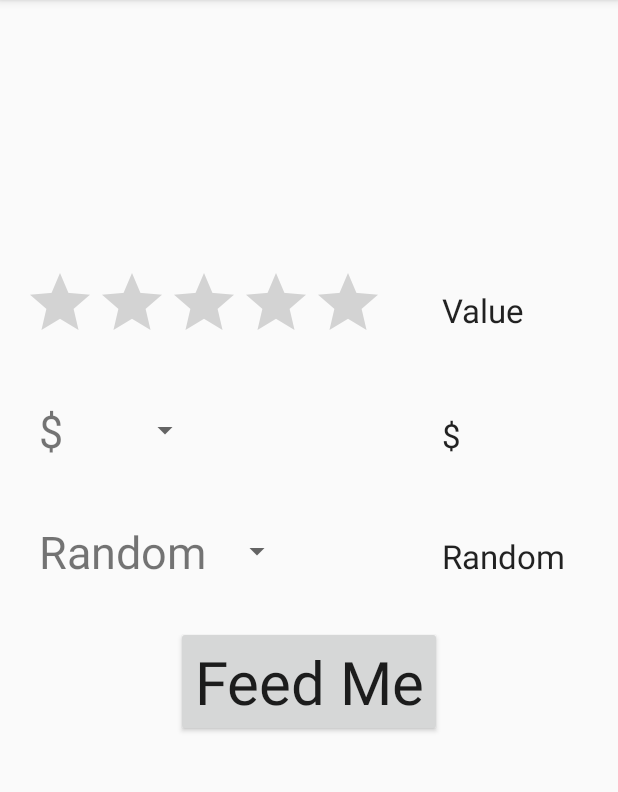
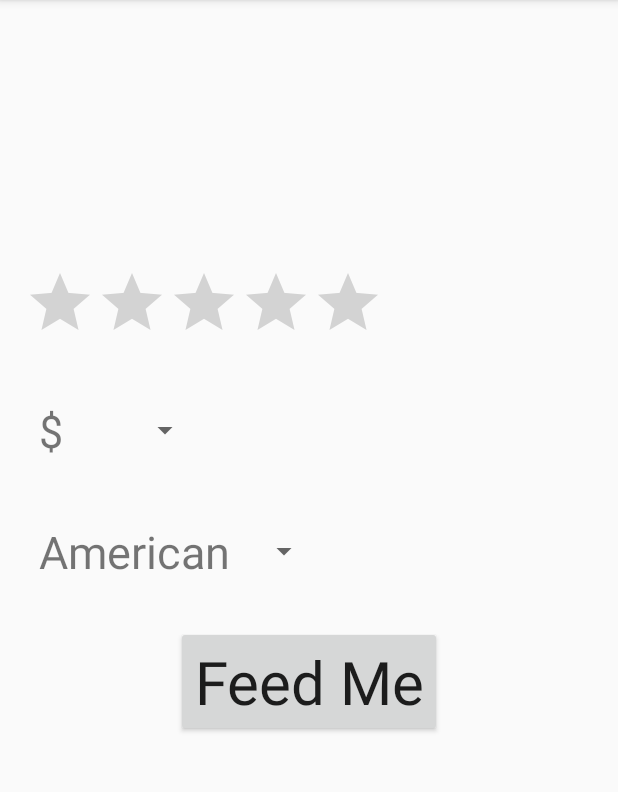
Before and after one commit to antibalas/Nosh, an Android app: the screen it shows after launch (MainActivity), on a phone screen of 412 x 824 dp, the part 84-876 px from its top. Run offline under Robolectric (Android 15) with nearby library versions, the phone set to English and light mode, and no system bars; libraries missing offline, so code that uses them is left out: com.uber.sdk; 1 statement that could not run was skipped.

Commit message:
Got rid of unecessary/repetative stuff in MainActivity

```diff
--- a/NoshApp/app/build.gradle
+++ b/NoshApp/app/build.gradle
@@ -2,7 +2,7 @@ apply plugin: 'com.android.application'
 
 android {
     compileSdkVersion 23
-    buildToolsVersion "23.0.2"
+    buildToolsVersion '25'
 
     defaultConfig {
         applicationId "com.jkapps.android.noshapp"
--- a/NoshApp/app/src/main/java/com/jkapps/android/noshapp/MainActivity.java
+++ b/NoshApp/app/src/main/java/com/jkapps/android/noshapp/MainActivity.java
@@ -87,64 +87,7 @@ public class MainActivity extends AppCompatActivity implements
         super.onCreate(savedInstanceState);
         setContentView(R.layout.activity_main);
        // testYelpBiz();
-
-        listenerForRatingBar();
-        listenerForDollarSpinner();
-        listenerForCategorySpinner();
-
         OnFeedMe();
-    }
-
-
-    // Stuff for MainActivity UI
-    RatingBar rating;
-    TextView rating_param;
-    public void listenerForRatingBar(){
-        rating = (RatingBar) findViewById(R.id.ratingBar);
-        rating_param = (TextView) findViewById(R.id.textView);
-
-        rating.setOnRatingBarChangeListener(
-                new RatingBar.OnRatingBarChangeListener(){
-                    @Override
-                    public void onRatingChanged(RatingBar ratingBar, float rating, boolean fromUser) {
-                        rating_param.setText(String.valueOf(rating));
-                    }
-                }
-        );
-    }
-
-    Spinner dollars;
-    TextView dollar_param;
-    public void listenerForDollarSpinner(){
-        dollars = (Spinner) findViewById(R.id.spinner);
-        dollar_param = (TextView) findViewById(R.id.textView2);
-
-        dollars.setOnItemSelectedListener(new AdapterView.OnItemSelectedListener() {
-            @Override
-            public void onItemSelected(AdapterView<?> parent, View view, int position, long id) {
-                dollar_param.setText(dollars.getSelectedItem().toString());
-            }
-            @Override
-            public void onNothingSelected(AdapterView<?> parent) {
-            }
-        });
-    }
-
-    Spinner categories;
-    TextView category_param;
-    public void listenerForCategorySpinner(){
-        categories = (Spinner) findViewById(R.id.spinner2);
-        category_param = (TextView) findViewById(R.id.textView3);
-
-        categories.setOnItemSelectedListener(new AdapterView.OnItemSelectedListener() {
-            @Override
-            public void onItemSelected(AdapterView<?> parent, View view, int position, long id) {
-                category_param.setText(categories.getSelectedItem().toString());
-            }
-            @Override
-            public void onNothingSelected(AdapterView<?> parent) {
-            }
-        });
     }
 
     @Override
--- a/NoshApp/app/src/main/java/com/jkapps/android/noshapp/feedme/display/DisplayTask.java
+++ b/NoshApp/app/src/main/java/com/jkapps/android/noshapp/feedme/display/DisplayTask.java
@@ -39,6 +39,7 @@ public class DisplayTask extends
 
         paramStack.push(new Pair<>("latitude", displayParams.getLatitude()));
         paramStack.push(new Pair<>("longitude", displayParams.getLongitude()));
+        paramStack.push(new Pair<>("term", displayParams.getCategory()));
         //TODO push other displayParams
 
         final Response response = hitGateway(paramStack);
--- a/NoshApp/app/src/main/res/layout/activity_main.xml
+++ b/NoshApp/app/src/main/res/layout/activity_main.xml
@@ -50,34 +50,4 @@
         android:layout_marginTop="19dp"
         android:onClick="OnFeedMe" />
 
-    <TextView
-        android:layout_width="wrap_content"
-        android:layout_height="wrap_content"
-        android:id="@+id/textView"
-        android:textAppearance="@style/TextAppearance.AppCompat.Large"
-        android:layout_alignBottom="@+id/ratingBar"
-        android:layout_toEndOf="@+id/FeedMeButton"
-        android:layout_marginBottom="14dp"
-        android:text="Value" />
-
-    <TextView
-        android:text="Value"
-        android:layout_width="wrap_content"
-        android:layout_height="wrap_content"
-        android:id="@+id/textView2"
-        android:textAppearance="@style/TextAppearance.AppCompat.Large"
-        android:layout_alignBaseline="@+id/spinner"
-        android:layout_alignBottom="@+id/spinner"
-        android:layout_alignStart="@+id/textView" />
-
-    <TextView
-        android:text="Value"
-        android:layout_width="wrap_content"
-        android:layout_height="wrap_content"
-        android:id="@+id/textView3"
-        android:textAppearance="@style/TextAppearance.AppCompat.Large"
-        android:layout_alignBaseline="@+id/spinner2"
-        android:layout_alignBottom="@+id/spinner2"
-        android:layout_toEndOf="@+id/FeedMeButton" />
-
 </RelativeLayout>
--- a/NoshApp/app/src/main/res/values/strings.xml
+++ b/NoshApp/app/src/main/res/values/strings.xml
@@ -8,10 +8,14 @@
     </string-array>
 
     <string-array name="Categories">
-        <item>Random</item>
+        <item>American</item>
         <item>Pizza</item>
+        <item>Japanese</item>
         <item>Chinese</item>
-        <item>Burgers</item>
+        <item>Indian</item>
+        <item>Thai</item>
+        <item>Mexican</item>
+        <item>Italian</item>
     </string-array>
 
     <string name="latitude_label">Latitude</string>
--- a/NoshApp/build.gradle
+++ b/NoshApp/build.gradle
@@ -5,7 +5,7 @@ buildscript {
         jcenter()
     }
     dependencies {
-        classpath('com.android.tools.build:gradle:2.1.0'){
+        classpath('com.android.tools.build:gradle:2.2.2'){
             force = true
         }
 
```
